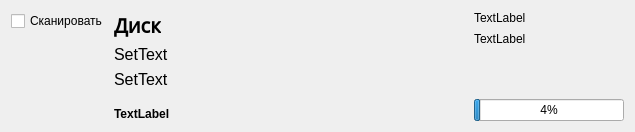
Above: showdrives.ui from Quirtel/DiskAnalyzer before the change. Below: the same form after it.
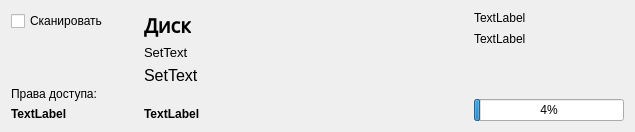
That is the form after the change.

```diff
--- a/showdrives.ui
+++ b/showdrives.ui
@@ -41,10 +41,57 @@
          </property>
         </spacer>
        </item>
+       <item>
+        <widget class="QLabel" name="label_2">
+         <property name="text">
+          <string>Права доступа:</string>
+         </property>
+         <property name="wordWrap">
+          <bool>true</bool>
+         </property>
+        </widget>
+       </item>
+       <item>
+        <widget class="QLabel" name="label_readWriteAcc">
+         <property name="font">
+          <font>
+           <weight>75</weight>
+           <bold>true</bold>
+          </font>
+         </property>
+         <property name="text">
+          <string>TextLabel</string>
+         </property>
+         <property name="wordWrap">
+          <bool>true</bool>
+         </property>
+        </widget>
+       </item>
       </layout>
      </item>
      <item>
+      <spacer name="horizontalSpacer_2">
+       <property name="orientation">
+        <enum>Qt::Horizontal</enum>
+       </property>
+       <property name="sizeType">
+        <enum>QSizePolicy::Fixed</enum>
+       </property>
+       <property name="sizeHint" stdset="0">
+        <size>
+         <width>20</width>
+         <height>13</height>
+        </size>
+       </property>
+      </spacer>
+     </item>
+    </layout>
+   </item>
+   <item row="0" column="1">
       <layout class="QGridLayout" name="gridLayout">
+     <property name="leftMargin">
+      <number>10</number>
+     </property>
        <item row="4" column="0">
         <widget class="QLabel" name="label_sizeTotal">
          <property name="font">
@@ -62,6 +109,19 @@
         <widget class="QLabel" name="label1">
          <property name="font">
           <font>
+         <pointsize>10</pointsize>
+         <italic>false</italic>
+        </font>
+       </property>
+       <property name="text">
+        <string>SetText</string>
+       </property>
+      </widget>
+     </item>
+     <item row="2" column="0">
+      <widget class="QLabel" name="label2">
+       <property name="font">
+        <font>
            <pointsize>12</pointsize>
            <italic>false</italic>
           </font>
@@ -71,6 +131,19 @@
          </property>
         </widget>
        </item>
+     <item row="3" column="0">
+      <spacer name="verticalSpacer_3">
+       <property name="orientation">
+        <enum>Qt::Vertical</enum>
+       </property>
+       <property name="sizeHint" stdset="0">
+        <size>
+         <width>20</width>
+         <height>40</height>
+        </size>
+       </property>
+      </spacer>
+     </item>
        <item row="0" column="0">
         <layout class="QHBoxLayout" name="horizontalLayout">
          <item>
@@ -104,33 +177,22 @@
          </item>
         </layout>
        </item>
-       <item row="2" column="0">
-        <widget class="QLabel" name="label2">
-         <property name="font">
-          <font>
-           <pointsize>12</pointsize>
-           <italic>false</italic>
-          </font>
-         </property>
-         <property name="text">
-          <string>SetText</string>
-         </property>
-        </widget>
-       </item>
-       <item row="3" column="0">
-        <spacer name="verticalSpacer_3">
+    </layout>
+   </item>
+   <item row="0" column="2">
+    <layout class="QHBoxLayout" name="horizontalLayout_3">
+     <item>
+      <spacer name="horizontalSpacer_3">
          <property name="orientation">
-          <enum>Qt::Vertical</enum>
+        <enum>Qt::Horizontal</enum>
          </property>
          <property name="sizeHint" stdset="0">
           <size>
-           <width>20</width>
-           <height>40</height>
+         <width>40</width>
+         <height>20</height>
           </size>
          </property>
         </spacer>
-       </item>
-      </layout>
      </item>
      <item>
       <layout class="QVBoxLayout" name="verticalLayout">
```
Lines whose indentation alone changed are shown as unchanged.
